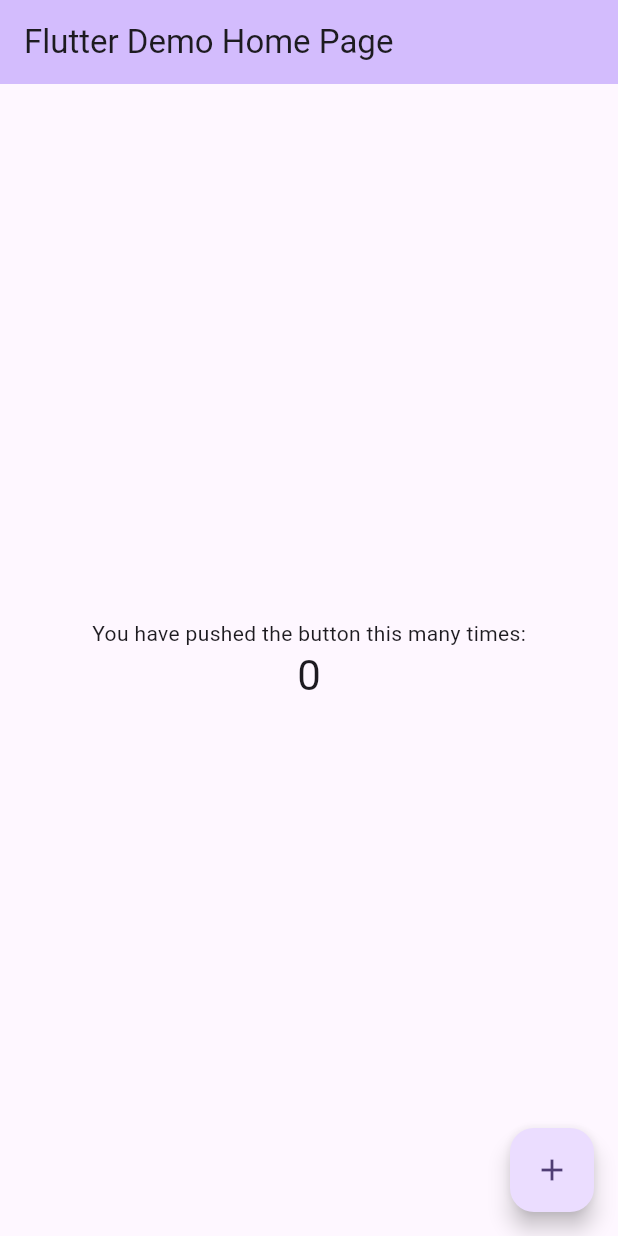
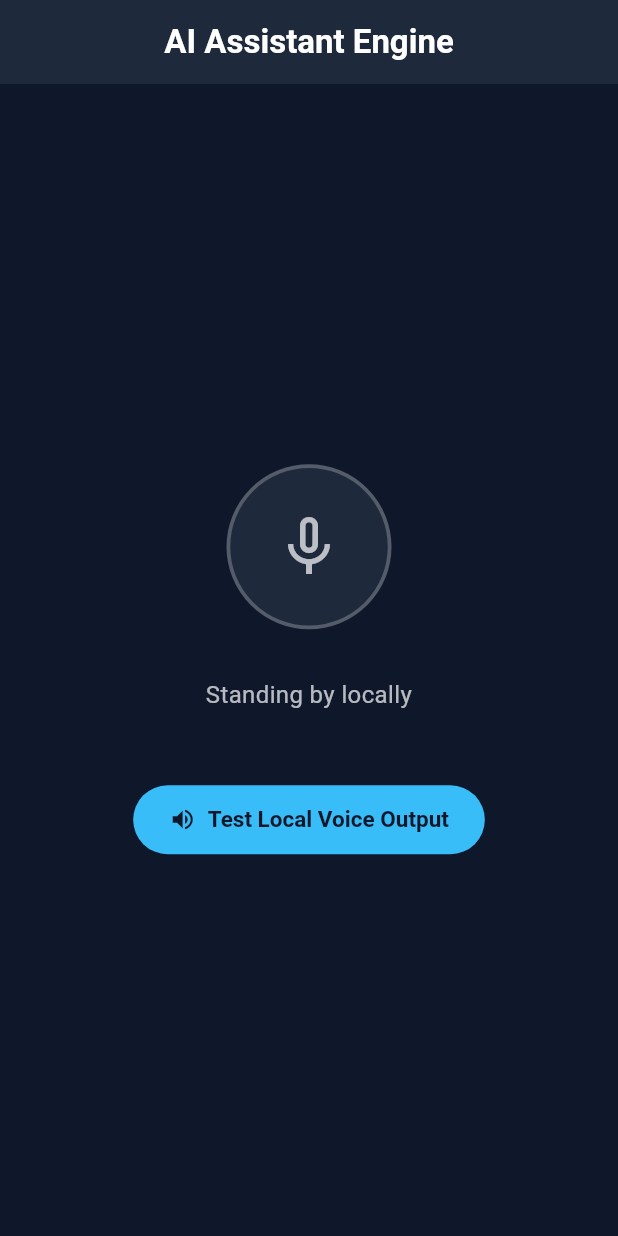
Before and after one commit to mallurichandrabalaji-cell/Mobile-ai-assistant, a Flutter app: the screen it shows after launch, on a phone screen of 412 x 824 dp. Run offline on Flutter 3.47's test engine with Material 3 defaults, Android fonts, the phone set to English and light mode, and no system bars; our stand-ins replace flutter_tts, permission_handler.

Commit message:
Configure TTS, notification permissions, and dark assistant UI

```diff
--- a/lib/main.dart
+++ b/lib/main.dart
@@ -1,125 +1,149 @@
 import 'package:flutter/material.dart';
+import 'package:flutter_tts/flutter_tts.dart';
+import 'package:permission_handler/permission_handler.dart';
 
 void main() {
-  runApp(const MyApp());
+  WidgetsFlutterBinding.ensureInitialized();
+  runApp(const AssistantApp());
 }
 
-class MyApp extends StatelessWidget {
-  const MyApp({super.key});
+class AssistantApp extends StatelessWidget {
+  const AssistantApp({super.key});
 
-  // This widget is the root of your application.
   @override
   Widget build(BuildContext context) {
     return MaterialApp(
-      title: 'Flutter Demo',
+      title: 'Local AI Assistant',
+      debugShowCheckedModeBanner: false,
       theme: ThemeData(
-        // This is the theme of your application.
-        //
-        // TRY THIS: Try running your application with "flutter run". You'll see
-        // the application has a purple toolbar. Then, without quitting the app,
-        // try changing the seedColor in the colorScheme below to Colors.green
-        // and then invoke "hot reload" (save your changes or press the "hot
-        // reload" button in a Flutter-supported IDE, or press "r" if you used
-        // the command line to start the app).
-        //
-        // Notice that the counter didn't reset back to zero; the application
-        // state is not lost during the reload. To reset the state, use hot
-        // restart instead.
-        //
-        // This works for code too, not just values: Most code changes can be
-        // tested with just a hot reload.
-        colorScheme: ColorScheme.fromSeed(seedColor: Colors.deepPurple),
+        brightness: Brightness.dark,
+        scaffoldBackgroundColor: const Color(0xFF0F172A),
+        colorScheme: const ColorScheme.dark(
+          primary: Color(0xFF38BDF8),
+          surface: Color(0xFF1E293B),
+        ),
         useMaterial3: true,
       ),
-      home: const MyHomePage(title: 'Flutter Demo Home Page'),
+      home: const AssistantHomePage(),
     );
   }
 }
 
-class MyHomePage extends StatefulWidget {
-  const MyHomePage({super.key, required this.title});
-
-  // This widget is the home page of your application. It is stateful, meaning
-  // that it has a State object (defined below) that contains fields that affect
-  // how it looks.
-
-  // This class is the configuration for the state. It holds the values (in this
-  // case the title) provided by the parent (in this case the App widget) and
-  // used by the build method of the State. Fields in a Widget subclass are
-  // always marked "final".
-
-  final String title;
+class AssistantHomePage extends StatefulWidget {
+  const AssistantHomePage({super.key});
 
   @override
-  State<MyHomePage> createState() => _MyHomePageState();
+  State<AssistantHomePage> createState() => _AssistantHomePageState();
 }
 
-class _MyHomePageState extends State<MyHomePage> {
-  int _counter = 0;
+class _AssistantHomePageState extends State<AssistantHomePage> {
+  final FlutterTts _tts = FlutterTts();
+  bool _isSpeaking = false;
+  String _assistantStatus = "Standing by locally";
 
-  void _incrementCounter() {
+  @override
+  void initState() {
+    super.initState();
+    _initTTS();
+    _requestInitialPermissions();
+  }
+
+  Future<void> _requestInitialPermissions() async {
+    await Permission.notification.request();
+  }
+
+  Future<void> _initTTS() async {
+    await _tts.setLanguage("en-US");
+    await _tts.setPitch(1.0);
+    await _tts.setSpeechRate(0.5);
+
+    _tts.setStartHandler(() {
       setState(() {
-      // This call to setState tells the Flutter framework that something has
-      // changed in this State, which causes it to rerun the build method below
-      // so that the display can reflect the updated values. If we changed
-      // _counter without calling setState(), then the build method would not be
-      // called again, and so nothing would appear to happen.
-      _counter++;
+        _isSpeaking = true;
+        _assistantStatus = "Speaking reply...";
       });
+    });
+
+    _tts.setCompletionHandler(() {
+      setState(() {
+        _isSpeaking = false;
+        _assistantStatus = "Standing by locally";
+      });
+    });
+
+    _tts.setErrorHandler((msg) {
+      setState(() {
+        _isSpeaking = false;
+        _assistantStatus = "TTS Error: $msg";
+      });
+    });
+  }
+
+  Future<void> _speakTest() async {
+    const message = "System operational. Local privacy protocols active. Ready for background tasks.";
+    await _tts.speak(message);
+  }
+
+  @override
+  void dispose() {
+    _tts.stop();
+    super.dispose();
   }
 
   @override
   Widget build(BuildContext context) {
-    // This method is rerun every time setState is called, for instance as done
-    // by the _incrementCounter method above.
-    //
-    // The Flutter framework has been optimized to make rerunning build methods
-    // fast, so that you can just rebuild anything that needs updating rather
-    // than having to individually change instances of widgets.
     return Scaffold(
       appBar: AppBar(
-        // TRY THIS: Try changing the color here to a specific color (to
-        // Colors.amber, perhaps?) and trigger a hot reload to see the AppBar
-        // change color while the other colors stay the same.
-        backgroundColor: Theme.of(context).colorScheme.inversePrimary,
-        // Here we take the value from the MyHomePage object that was created by
-        // the App.build method, and use it to set our appbar title.
-        title: Text(widget.title),
+        title: const Text('AI Assistant Engine', style: TextStyle(fontWeight: FontWeight.w600)),
+        centerTitle: true,
+        backgroundColor: const Color(0xFF1E293B),
+        elevation: 0,
       ),
       body: Center(
-        // Center is a layout widget. It takes a single child and positions it
-        // in the middle of the parent.
+        child: Padding(
+          padding: const EdgeInsets.symmetric(horizontal: 24.0),
           child: Column(
-          // Column is also a layout widget. It takes a list of children and
-          // arranges them vertically. By default, it sizes itself to fit its
-          // children horizontally, and tries to be as tall as its parent.
-          //
-          // Column has various properties to control how it sizes itself and
-          // how it positions its children. Here we use mainAxisAlignment to
-          // center the children vertically; the main axis here is the vertical
-          // axis because Columns are vertical (the cross axis would be
-          // horizontal).
-          //
-          // TRY THIS: Invoke "debug painting" (choose the "Toggle Debug Paint"
-          // action in the IDE, or press "p" in the console), to see the
-          // wireframe for each widget.
             mainAxisAlignment: MainAxisAlignment.center,
-          children: <Widget>[
-            const Text(
-              'You have pushed the button this many times:',
+            children: [
+              Container(
+                width: 110,
+                height: 110,
+                decoration: BoxDecoration(
+                  shape: BoxShape.circle,
+                  color: _isSpeaking ? const Color(0xFF38BDF8).withOpacity(0.2) : const Color(0xFF1E293B),
+                  border: Border.all(
+                    color: _isSpeaking ? const Color(0xFF38BDF8) : Colors.white24,
+                    width: 2.5,
                   ),
+                ),
+                child: Icon(
+                  _isSpeaking ? Icons.graphic_eq : Icons.mic_none,
+                  size: 48,
+                  color: _isSpeaking ? const Color(0xFF38BDF8) : Colors.white70,
+                ),
+              ),
+              const SizedBox(height: 32),
               Text(
-              '$_counter',
-              style: Theme.of(context).textTheme.headlineMedium,
+                _assistantStatus,
+                style: const TextStyle(fontSize: 16, color: Colors.white70),
+                textAlign: TextAlign.center,
+              ),
+              const SizedBox(height: 48),
+              FilledButton.icon(
+                onPressed: _speakTest,
+                icon: const Icon(Icons.volume_up),
+                label: const Text('Test Local Voice Output'),
+                style: FilledButton.styleFrom(
+                  backgroundColor: const Color(0xFF38BDF8),
+                  foregroundColor: const Color(0xFF0F172A),
+                  padding: const EdgeInsets.symmetric(horizontal: 24, vertical: 14),
+                  textStyle: const TextStyle(fontSize: 15, fontWeight: FontWeight.bold),
+                ),
               ),
             ],
           ),
         ),
-      floatingActionButton: FloatingActionButton(
-        onPressed: _incrementCounter,
-        tooltip: 'Increment',
-        child: const Icon(Icons.add),
-      ), // This trailing comma makes auto-formatting nicer for build methods.
+      ),
     );
   }
 }
--- a/pubspec.yaml
+++ b/pubspec.yaml
@@ -88,3 +88,6 @@ flutter:
   #
   # For details regarding fonts from package dependencies,
   # see https://flutter.dev/to/font-from-package
+flutter_tts: ^4.2.0
+flutter_local_notificatins: ^17.2.3
+permission_handler: ^11.3.1
```
Also changed, not shown: 1 other file. Lines whose indentation alone changed are shown as unchanged.
